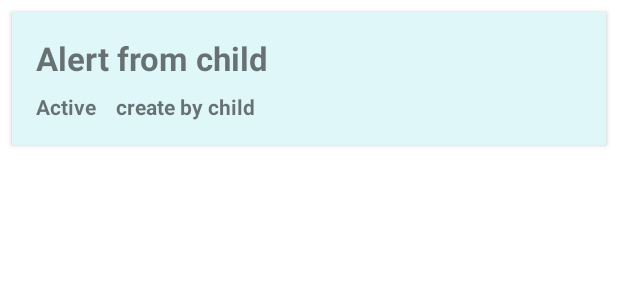
After one commit to ShaharGoldberger/KidFindIntegrative, an Android app: the layout notification_bar.xml on its own in the app's theme, with its tools: preview values and no code run, on a phone screen of 412 x 824 dp. The commit adds this screen. Shown: the top 300 px of the screen. Run offline under Robolectric (Android 15) with nearby library versions, the phone set to English and light mode, and no system bars.

Commit message:
Added notification screen

```diff
--- a/app/src/main/java/com/example/choresandshop/ui/kidfind/KidFindFragmentParent.java
+++ b/app/src/main/java/com/example/choresandshop/ui/kidfind/KidFindFragmentParent.java
@@ -160,13 +160,16 @@ public class KidFindFragmentParent extends Fragment implements OnMapReadyCallbac
                     ArrayList<ObjectBoundary> objects = new ArrayList<>(Arrays.asList(response.body()));
                     if ( objects.size() == 0 ) return;
                     Log.e("Parent Objects", "Successful result" + objects.get(0));
-
+                    boolean hasNotifications = false;
                     for (ObjectBoundary object : objects) {
                         if (!object.getActive()) continue;
                         Log.e("Notification", "Send notification " + objects.get(0));
                         makeObjectNotActive(object);
+                        hasNotifications = true;
                         showNotification("Emergency call from " + object.getCreatedBy().getUserId().getEmail());
 //                        Toast.makeText(getActivity(), "Emergency call from " + object.getCreatedBy().getUserId().getEmail(), Toast.LENGTH_SHORT).show();
+                    }
+                    if ( hasNotifications ){
                         playSound(getContext());
                         vibrate();
                     }
--- /dev/null
+++ b/app/src/main/res/layout/notification_bar.xml
@@ -0,0 +1,76 @@
+<?xml version="1.0" encoding="utf-8"?>
+<androidx.cardview.widget.CardView xmlns:android="http://schemas.android.com/apk/res/android"
+    android:layout_width="match_parent"
+    android:layout_height="wrap_content"
+    xmlns:app="http://schemas.android.com/apk/res-auto"
+
+    android:layout_margin="8dp">
+
+    <LinearLayout
+        android:layout_width="match_parent"
+        android:layout_height="wrap_content"
+        android:gravity="center_vertical"
+        android:orientation="vertical"
+        android:background="@color/very_light_blue"
+
+        android:padding="16dp">
+
+        <com.google.android.material.textview.MaterialTextView
+            android:id="@+id/notification_LBL_title"
+            android:layout_width="match_parent"
+            android:layout_height="wrap_content"
+            android:layout_weight="1"
+            android:autoSizeMaxTextSize="100sp"
+            android:autoSizeMinTextSize="12sp"
+            android:autoSizeStepGranularity="2sp"
+            android:autoSizeTextType="uniform"
+            android:gravity="left"
+            android:maxLines="3"
+            android:minLines="1"
+            android:text="Alert from child"
+            android:textSize="22dp"
+
+            android:textStyle="bold"></com.google.android.material.textview.MaterialTextView>
+
+
+        <LinearLayout
+            android:layout_width="match_parent"
+            android:layout_height="match_parent"
+            android:layout_marginTop="8dp"
+            android:layout_weight="1"
+            android:orientation="horizontal">
+
+
+            <com.google.android.material.textview.MaterialTextView
+                android:id="@+id/notification_LBL_isActive"
+                android:layout_width="wrap_content"
+                android:layout_height="wrap_content"
+                android:autoSizeMaxTextSize="20sp"
+                android:autoSizeMinTextSize="12sp"
+                android:autoSizeStepGranularity="2sp"
+                android:autoSizeTextType="uniform"
+                android:gravity="center"
+                android:text="Active "
+                android:textStyle="bold" >
+            </com.google.android.material.textview.MaterialTextView>
+
+            <com.google.android.material.textview.MaterialTextView
+                android:id="@+id/notification_SIV_notificationBy"
+                android:layout_width="wrap_content"
+                android:layout_height="wrap_content"
+                android:autoSizeMaxTextSize="20sp"
+                android:autoSizeMinTextSize="12sp"
+                android:autoSizeStepGranularity="2sp"
+                android:autoSizeTextType="uniform"
+                android:gravity="center"
+                android:text="create by child"
+                android:layout_marginLeft="10dp"
+                android:textStyle="bold">
+
+            </com.google.android.material.textview.MaterialTextView>
+        </LinearLayout>
+
+
+    </LinearLayout>
+
+</androidx.cardview.widget.CardView>
--- a/app/src/main/res/values-night/colors.xml
+++ b/app/src/main/res/values-night/colors.xml
@@ -1,4 +1,5 @@
 <?xml version="1.0" encoding="utf-8"?>
 <resources>
     <color name="primary_color">#8366B6</color>
+    <color name="very_light_blue">#E0F7FA</color>
 </resources>
--- a/app/src/main/res/values/colors.xml
+++ b/app/src/main/res/values/colors.xml
@@ -8,4 +8,5 @@
     <color name="teal_700">#FF018786</color>
     <color name="black">#FF000000</color>
     <color name="white">#FFFFFFFF</color>
+    <color name="very_light_blue">#E0F7FA</color>
 </resources>
```
Also changed, not shown: app/src/main/java/com/example/choresandshop/Adapters/NotificationsAdapter.java (added, +67 -0 lines), app/src/main/java/com/example/choresandshop/Model/Notification.java (added, +49 -0 lines), app/src/main/java/com/example/choresandshop/ui/notifications/NotificationsFragment.java (+88 -1 lines), app/src/main/java/com/example/choresandshop/ui/notifications/NotificationsViewModel.java (+20 -2 lines), app/src/main/res/layout/fragment_notifications.xml (+11 -0 lines).
